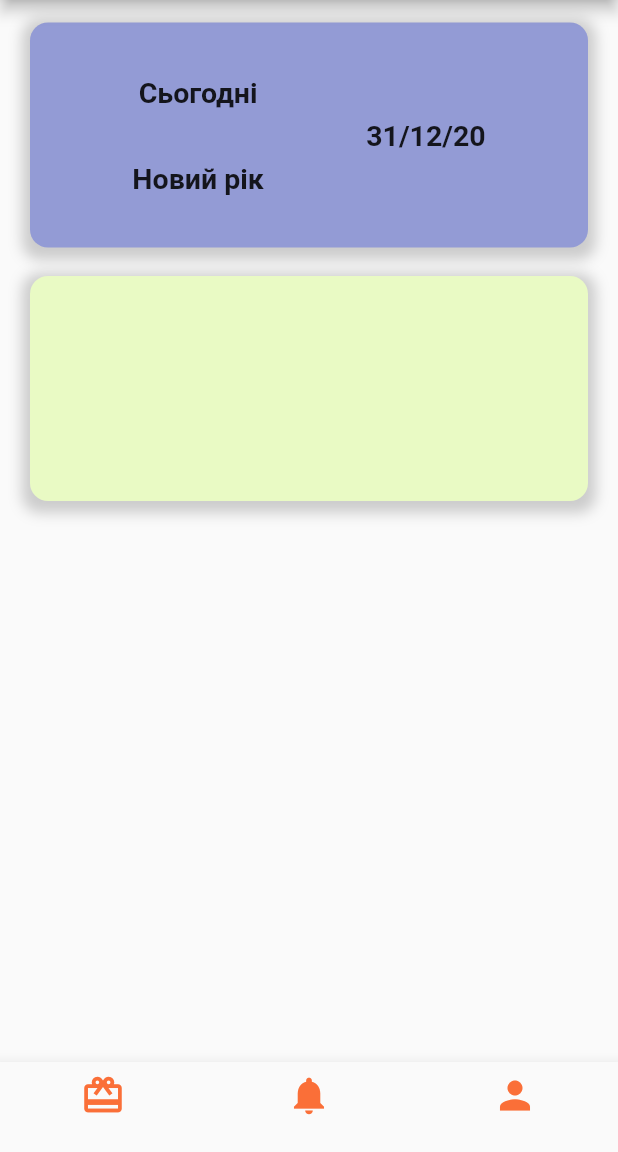
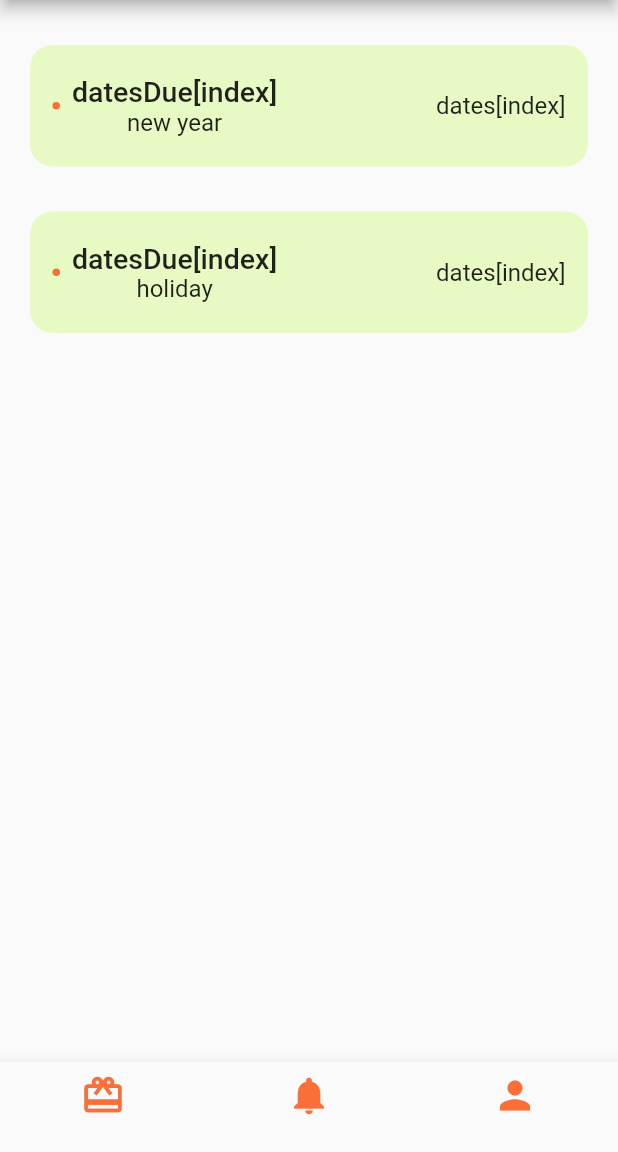
Before and after one commit to mgtippet33/GiftGenerator-mobile, a Flutter app: the NotificationPage screen opened directly, on a phone screen of 412 x 824 dp, the part 84-1236 px from its top. Run offline on Flutter 3.47's test engine with Material 2 defaults, Android fonts, the phone set to English and light mode, and no system bars; our stand-ins replace firebase_auth, firebase_core, flutter_signin_button, google_sign_in, new_gradient_app_bar, page_transition and 1 more; missing offline and left inert: stripe_payment; accounts and stored records are empty.

Commit message:
added basic list generation

```diff
--- /dev/null
+++ b/lib/models/Notification.dart
@@ -0,0 +1,18 @@
+import 'package:flutter/cupertino.dart';
+
+/*abstract class ListItem {
+  /// The title line to show in a list item.
+  Widget buildElement(BuildContext context);
+
+  /// The subtitle line, if any, to show in a list item.
+  //Widget buildSubtitle(BuildContext context);
+}*/
+
+class HolidayNotification{
+  final  String daysDue;
+  final  String holiday;
+  final  DateTime date;
+  final  bool isRead;
+
+  HolidayNotification(this.daysDue, this.holiday, this.date, this.isRead);
+}
--- a/lib/pages/account/cabinet.dart
+++ b/lib/pages/account/cabinet.dart
@@ -15,7 +15,7 @@ import '../navigation.dart';
 class Cabinet extends StatelessWidget {
   @override
   Widget build(BuildContext context) {
-    _checkUser(context);
+    //_checkUser(context);
     return Scaffold(
       appBar: AppBar(
         automaticallyImplyLeading: false,
--- a/lib/pages/account/notification.dart
+++ b/lib/pages/account/notification.dart
@@ -1,16 +1,110 @@
+
+import 'package:flutter/cupertino.dart';
 import 'package:flutter/material.dart';
+import 'package:gift_generator/models/Notification.dart';
+import 'package:gift_generator/pages/navigation.dart';
 
-import '../navigation.dart';
+class NotificationPage extends StatefulWidget {
+  const NotificationPage({Key key}) : super(key: key);
 
-class NotificationPage extends StatelessWidget {
+  @override
+  _StatefulNotificationState createState() => _StatefulNotificationState();
+}
+
+class _StatefulNotificationState extends State<NotificationPage> {
+  List<String> holidays = [];
+  List<String> datesDue = [];
+  List<String> dates = [];
+  List<bool> isAlreadyRead = [];
+
+  @override
+  void initState() {
+   /* holidays.add(new HolidayNotification("Сьогодні", "новий рік", new DateTime(2021, 01, 01), true));
+    holidays.add(new HolidayNotification("Через 5 днів", "холідейс", new DateTime(2021, 10, 11), false));*/
+    holidays.add("new year");
+    holidays.add("holiday");
+    datesDue.add("Сьогодні");
+    datesDue.add("Через 5 днів");
+    dates.add("31/01/01");
+    dates.add("26/12/20");
+    isAlreadyRead.add(false);
+    isAlreadyRead.add(true);
+    super.initState();
+  }
+
   @override
   Widget build(BuildContext context) {
     return Scaffold(
-        appBar: AppBar(
-          title: Text("Повідомлення"),
-          centerTitle: true,
-        ),
-        body: Wrap(
+      appBar: AppBar(
+        title: Text("Повідомлення"),
+        centerTitle: true,
+      ),
+      body: ListView.builder(
+        itemCount: holidays.length,
+        itemBuilder: (context, index) {
+          return Padding(
+            padding: const EdgeInsets.only(left: 20, right: 20, top: 30),
+            child: Container(
+              width: 230,
+              decoration: BoxDecoration(
+                borderRadius: BorderRadius.all(Radius.circular(15)),
+                color: Color(0xffE8FAC3),
+              ),
+              child: Padding(
+                padding: EdgeInsets.symmetric(vertical: 20, horizontal: 15),
+                child: Row(
+                  mainAxisAlignment: MainAxisAlignment.spaceBetween,
+                  children: [
+                    Row(
+                      children: [
+                        Padding(
+                          padding: const EdgeInsets.only(right: 8.0),
+                          child: Container(
+                            width: 5,
+                            height: 5,
+                            //color: Color(0xffFA6F38),
+                            decoration: BoxDecoration(
+                              borderRadius:
+                                  BorderRadius.all(Radius.circular(50)),
+                              color: Color(0xffFA6F38),
+                            ),
+                          ),
+                        ),
+                        Column(
+                            mainAxisAlignment: MainAxisAlignment.spaceEvenly,
+                            children: [
+                              Text(
+                               'datesDue[index]',
+                                style: TextStyle(
+                                    fontWeight: FontWeight.w500, fontSize: 19),
+                              ),
+                              Text(
+                                holidays[index],
+                                style: TextStyle(
+                                    fontWeight: FontWeight.w400, fontSize: 16),
+                              ),
+                            ]),
+                      ],
+                    ),
+                    Column(
+                      mainAxisAlignment: MainAxisAlignment.spaceEvenly,
+                      children: <Widget>[
+                        Text(
+                          'dates[index]',
+                          style: TextStyle(
+                              fontWeight: FontWeight.w400, fontSize: 16),
+                        ),
+                      ],
+                    ),
+                  ],
+                ),
+              ),
+              //title: Text('${holidays[index]}'),
+            ),
+          );
+        },
+      ),
+      /* Wrap(
           spacing: 8.0, // gap between adjacent chips
           runSpacing: 4.0, // gap between lines
           children: <Widget>[
@@ -21,7 +115,15 @@ class NotificationPage extends StatelessWidget {
                   Column(
                     mainAxisAlignment: MainAxisAlignment.spaceEvenly,
                     children: [
-                      Text(
+                      ListView.builder(
+                        itemCount: holidays.length,
+                        itemBuilder: (context, index) {
+                          return ListTile(
+                            title: Text('${holidays[index]}'),
+                          );
+                        },
+                      )
+                      */ /*Text(
                         'Сьогодні',
                         style: TextStyle(
                             fontWeight: FontWeight.bold, fontSize: 19),
@@ -30,7 +132,7 @@ class NotificationPage extends StatelessWidget {
                         'Новий рік',
                         style: TextStyle(
                             fontWeight: FontWeight.bold, fontSize: 19),
-                      ),
+                      ),*/ /*
                     ],
                   ),
                   Column(
@@ -77,8 +179,8 @@ class NotificationPage extends StatelessWidget {
               ),
             ),
           ],
-        ),
-        bottomNavigationBar: NavigationBar(),
+        ),*/
+      bottomNavigationBar: NavigationBar(),
     );
   }
 }
```
